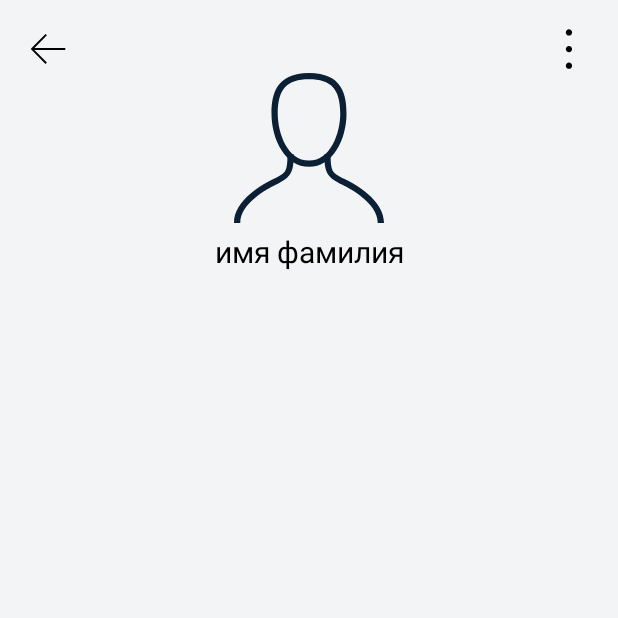
After one commit to matteocarrera/alfa-bank-qr, an Android app: the CardActivity screen opened directly, with no data from a screen before it, on a phone screen of 412 x 824 dp, the top half of it. The commit adds this screen. Run offline under Robolectric (Android 15) with nearby library versions, the phone set to English and light mode, and no system bars.

Commit message:
Добавлен экран отображения сохраненной визитки. Коррекция шрифтов и расстояний между объектами.

```diff
--- a/app/src/main/AndroidManifest.xml
+++ b/app/src/main/AndroidManifest.xml
@@ -1,6 +1,8 @@
 <?xml version="1.0" encoding="utf-8"?>
 <manifest xmlns:android="http://schemas.android.com/apk/res/android"
     package="com.example.alpha_bank_qr">
+
+    <uses-permission android:name="android.permission.CAMERA" />
 
     <application
         android:allowBackup="true"
@@ -8,9 +10,9 @@
         android:label="@string/app_name"
         android:roundIcon="@mipmap/ic_launcher_round"
         android:supportsRtl="true"
-        android:theme="@style/AppTheme"
-        >
-        <activity android:name=".Activities.CardsActivity"></activity>
+        android:theme="@style/AppTheme">
+        <activity android:name=".CardActivity"></activity>
+        <activity android:name=".Activities.CardsActivity" />
         <activity android:name=".Activities.ScanActivity" />
         <activity android:name=".Activities.SplashActivity">
             <intent-filter>
@@ -21,5 +23,5 @@
         </activity>
         <activity android:name=".Activities.ProfileActivity" />
     </application>
-    <uses-permission android:name="android.permission.CAMERA" />
+
 </manifest>
--- /dev/null
+++ b/app/src/main/java/com/example/alpha_bank_qr/CardActivity.kt
@@ -0,0 +1,12 @@
+package com.example.alpha_bank_qr
+
+import androidx.appcompat.app.AppCompatActivity
+import android.os.Bundle
+
+class CardActivity : AppCompatActivity() {
+
+    override fun onCreate(savedInstanceState: Bundle?) {
+        super.onCreate(savedInstanceState)
+        setContentView(R.layout.activity_card)
+    }
+}
--- /dev/null
+++ b/app/src/main/res/drawable/ic_back.xml
@@ -0,0 +1,4 @@
+<vector android:height="1000dp" android:viewportHeight="24"
+    android:viewportWidth="24" android:width="1000dp" xmlns:android="http://schemas.android.com/apk/res/android">
+    <path android:fillColor="#0B1F35" android:fillType="nonZero" android:pathData="M4.91,12.988h16.107v-1H4.932l6.493,-6.61 -0.713,-0.702 -7.375,7.51 -0.314,0.307L10.7,20.31l0.713,-0.7"/>
+</vector>
--- /dev/null
+++ b/app/src/main/res/drawable/ic_more.xml
@@ -0,0 +1,12 @@
+<vector android:height="1000dp" android:viewportHeight="24"
+    android:viewportWidth="24" android:width="1000dp" xmlns:android="http://schemas.android.com/apk/res/android">
+    <path android:fillColor="#0B1F35" android:fillType="nonZero"
+        android:pathData="M10,4.5C10,3.672 10.672,3 11.5,3C12.328,3 13,3.672 13,4.5C13,5.328 12.328,6 11.5,6C10.672,6 10,5.328 10,4.5Z"
+        android:strokeColor="#00000000" android:strokeWidth="1"/>
+    <path android:fillColor="#0B1F35" android:fillType="nonZero"
+        android:pathData="M10,12.5C10,11.672 10.672,11 11.5,11C12.328,11 13,11.672 13,12.5C13,13.328 12.328,14 11.5,14C10.672,14 10,13.328 10,12.5Z"
+        android:strokeColor="#00000000" android:strokeWidth="1"/>
+    <path android:fillColor="#0B1F35" android:fillType="nonZero"
+        android:pathData="M10,20.5C10,19.672 10.672,19 11.5,19C12.328,19 13,19.672 13,20.5C13,21.328 12.328,22 11.5,22C10.672,22 10,21.328 10,20.5Z"
+        android:strokeColor="#00000000" android:strokeWidth="1"/>
+</vector>
--- /dev/null
+++ b/app/src/main/res/layout/activity_card.xml
@@ -0,0 +1,69 @@
+<?xml version="1.0" encoding="utf-8"?>
+<androidx.constraintlayout.widget.ConstraintLayout xmlns:android="http://schemas.android.com/apk/res/android"
+    xmlns:app="http://schemas.android.com/apk/res-auto"
+    xmlns:tools="http://schemas.android.com/tools"
+    android:layout_width="match_parent"
+    android:layout_height="match_parent"
+    android:background="@color/colorBackground"
+    tools:context=".CardActivity">
+
+
+    <androidx.appcompat.widget.AppCompatImageView
+        android:id="@+id/back"
+        android:layout_width="33dp"
+        android:layout_height="33dp"
+        app:srcCompat="@drawable/ic_back"
+        android:tint="@android:color/black"
+        app:layout_constraintTop_toTopOf="parent"
+        app:layout_constraintStart_toStartOf="parent"
+        android:padding="1dp"
+        android:layout_marginTop="15dp"
+        android:layout_marginLeft="15dp"
+        android:layout_marginStart="15dp" />
+
+    <ImageView
+        android:id="@+id/more"
+        android:layout_width="33dp"
+        android:layout_height="33dp"
+        android:layout_marginTop="15dp"
+        android:layout_marginEnd="15dp"
+        android:layout_marginRight="15dp"
+        app:srcCompat="@drawable/ic_more"
+        android:tint="@android:color/black"
+        app:layout_constraintEnd_toEndOf="parent"
+        app:layout_constraintTop_toTopOf="parent" />
+
+    <ImageView
+        android:id="@+id/profile_photo"
+        android:layout_width="100dp"
+        android:layout_height="100dp"
+        app:srcCompat="@drawable/ic_user"
+        app:layout_constraintTop_toBottomOf="@+id/more"
+        app:layout_constraintStart_toStartOf="parent"
+        app:layout_constraintEnd_toEndOf="parent"/>
+
+    <TextView
+        android:id="@+id/profile_name"
+        android:layout_width="wrap_content"
+        android:layout_height="wrap_content"
+        android:text="@string/user_name"
+        android:textColor="@android:color/black"
+        android:textSize="20sp"
+        android:layout_marginTop="5dp"
+        app:layout_constraintTop_toBottomOf="@+id/profile_photo"
+        app:layout_constraintStart_toStartOf="parent"
+        app:layout_constraintEnd_toEndOf="parent"/>
+
+    <ListView
+        android:id="@+id/data_list"
+        android:layout_width="match_parent"
+        android:layout_height="0dp"
+        android:layout_marginTop="5dp"
+        android:clickable="false"
+        android:fastScrollEnabled="false"
+        android:headerDividersEnabled="false"
+        android:isScrollContainer="true"
+        app:layout_constraintBottom_toBottomOf="parent"
+        app:layout_constraintTop_toBottomOf="@+id/profile_name" />
+
+</androidx.constraintlayout.widget.ConstraintLayout>
--- a/app/src/main/res/layout/activity_cards.xml
+++ b/app/src/main/res/layout/activity_cards.xml
@@ -8,39 +8,28 @@
     tools:context=".Activities.CardsActivity"
     android:background="@color/colorBackground">
 
-    <TextView
-        android:id="@+id/title"
-        android:layout_width="wrap_content"
-        android:layout_height="wrap_content"
-        android:text="Карты"
-        android:textStyle="bold"
-        app:layout_constraintTop_toTopOf="parent"
-        app:layout_constraintStart_toStartOf="parent"
-        app:layout_constraintEnd_toEndOf="parent"
-        android:layout_marginTop="15dp"
-        android:textSize="20sp"
-        android:textColor="@android:color/black"/>
-
     <ImageView
         android:id="@+id/add_card"
-        android:layout_width="26dp"
-        android:layout_height="26dp"
+        android:layout_width="28dp"
+        android:layout_height="28dp"
+        app:srcCompat="@drawable/ic_add"
         android:tint="@color/colorPrimary"
-        app:srcCompat="@drawable/ic_add"
         android:layout_marginRight="15dp"
-        app:layout_constraintTop_toTopOf="@id/title"
-        app:layout_constraintBottom_toBottomOf="@id/title"
+        app:layout_constraintTop_toTopOf="@id/search"
+        app:layout_constraintBottom_toBottomOf="@id/search"
         app:layout_constraintEnd_toEndOf="parent"
+        app:layout_constraintStart_toEndOf="@id/search"
         android:layout_marginEnd="15dp" />
 
     <SearchView
         android:id="@+id/search"
-        android:layout_width="match_parent"
+        android:layout_width="0dp"
         android:layout_height="wrap_content"
-        android:layout_marginTop="5dp"
-        app:layout_constraintTop_toBottomOf="@id/title"
+        android:layout_marginTop="15dp"
+        android:layout_marginRight="15dp"
+        app:layout_constraintTop_toTopOf="parent"
         app:layout_constraintStart_toStartOf="parent"
-        app:layout_constraintEnd_toEndOf="parent" />
+        app:layout_constraintEnd_toStartOf="@id/add_card" />
 
     <ScrollView
         android:id="@+id/scroll"
```
